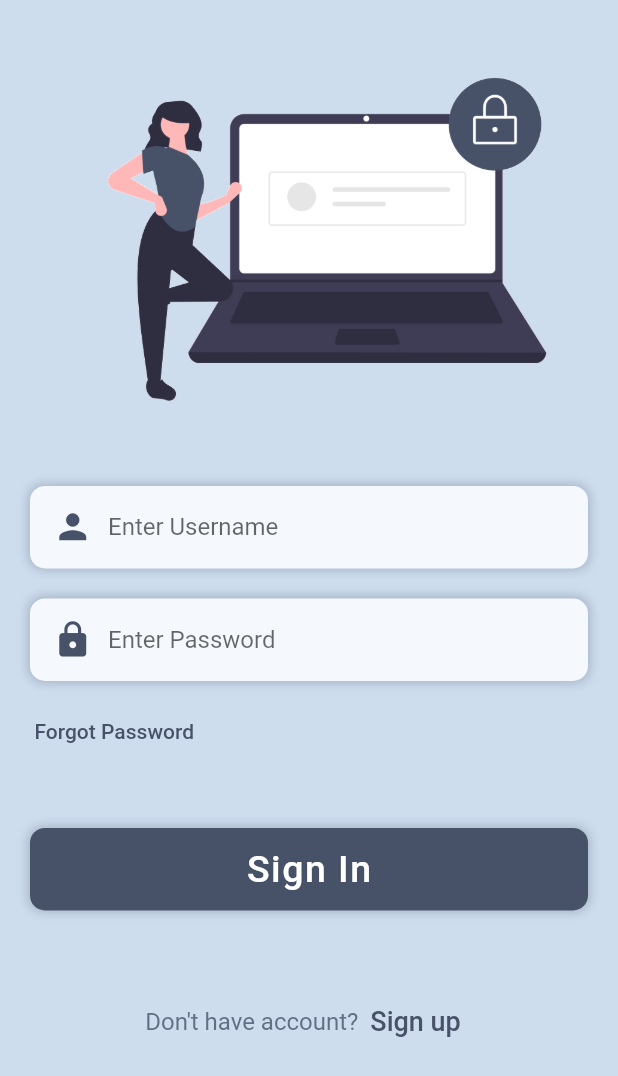
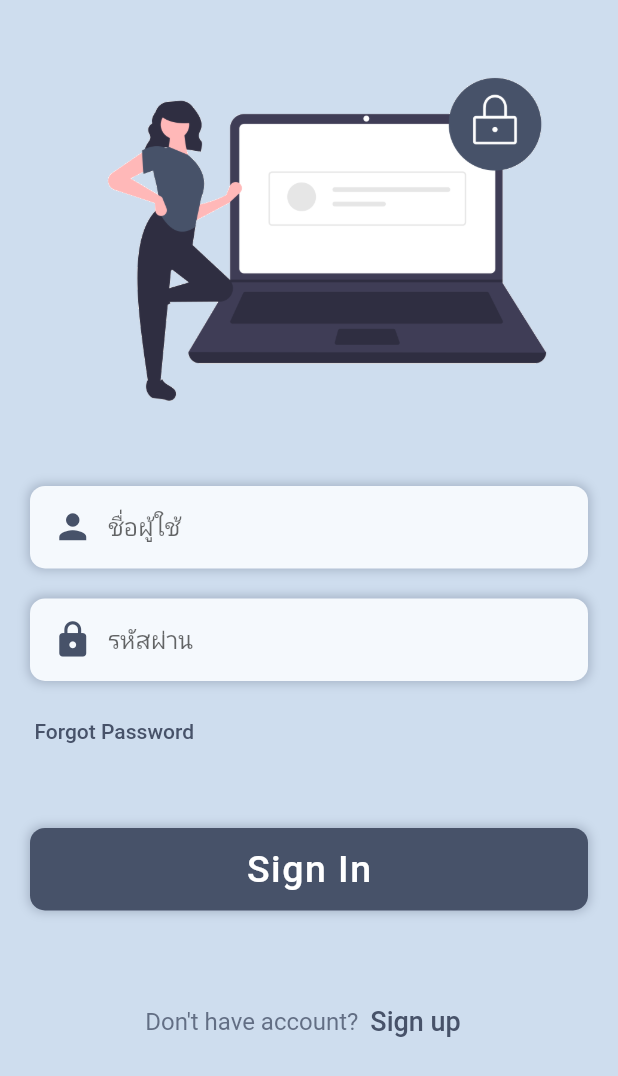
Before and after one commit to phakpoom-itnvc/shoestore, a Flutter app: the screen it shows after launch, on a phone screen of 412 x 824 dp. Shown: the top 1076 px of the screen. Run offline on Flutter 3.47's test engine with Material 2 defaults, Android fonts, the phone set to English and light mode, and no system bars.

Commit message:
edit login page

```diff
--- a/lib/pages/login/login_page.dart
+++ b/lib/pages/login/login_page.dart
@@ -16,12 +16,12 @@ class LoginPage extends StatelessWidget {
               child: Image.asset("images/login.png"),
             ),
             InputWidget(
-              textHint: "Enter Username",
+              textHint: "ชื่อผู้ใช้",
               icon: Icons.person,
             ),
             SizedBox(height: 20),
             InputWidget(
-              textHint: "Enter Password",
+              textHint: "รหัสผ่าน",
               icon: Icons.lock,
             ),
             SizedBox(height: 10),
```
